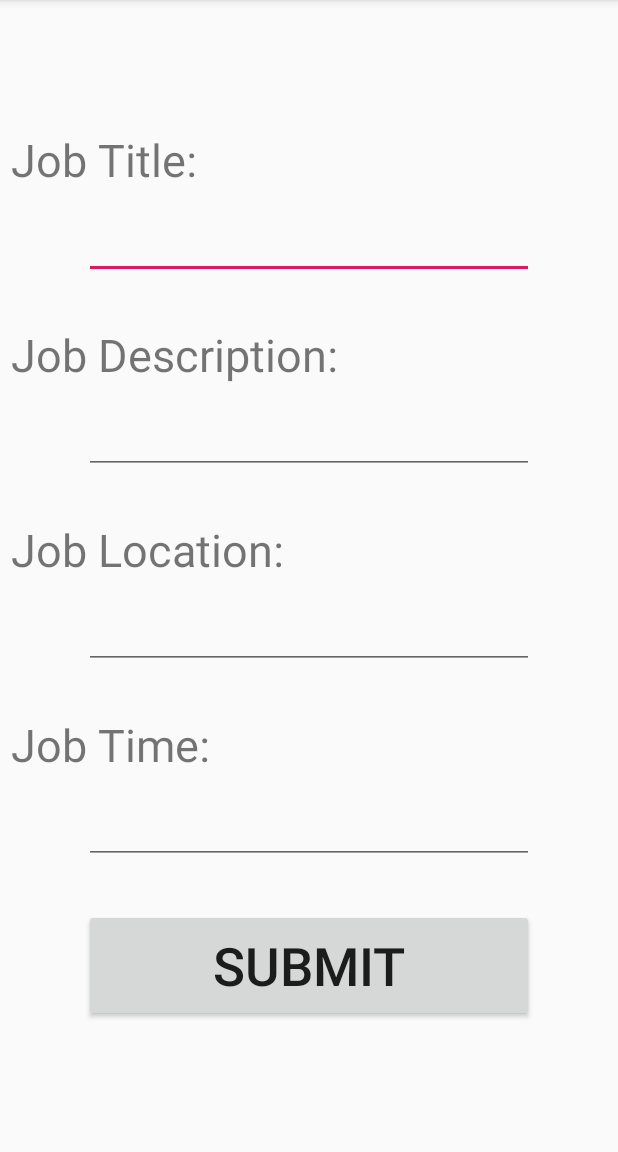
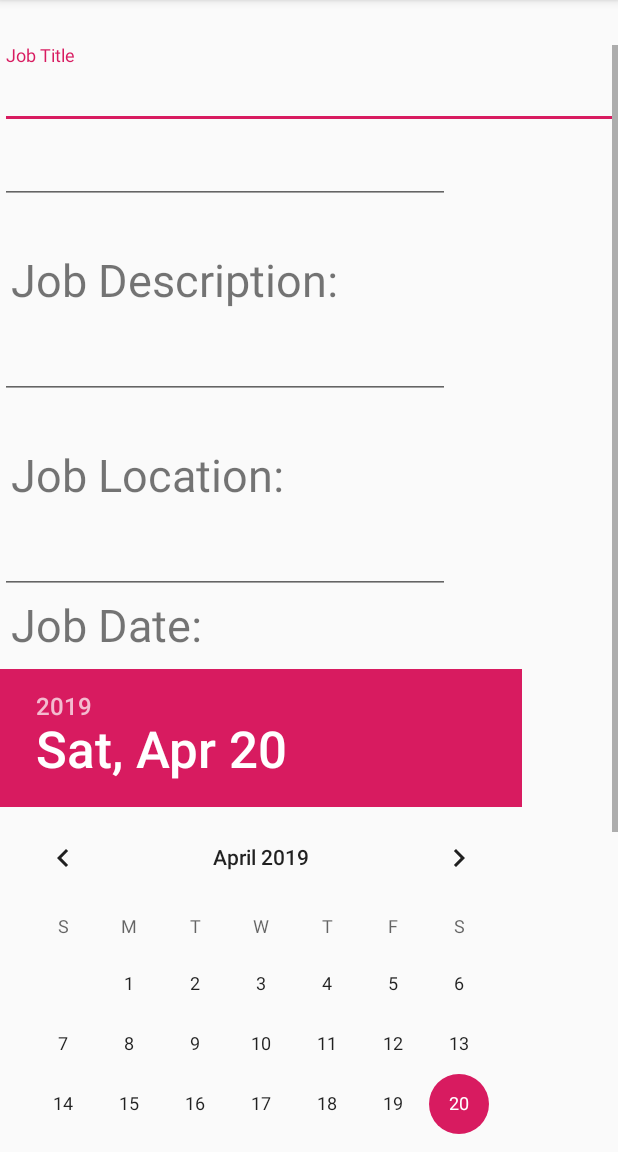
Before and after one commit to CaelanH/ODDJOB_Repo, an Android app: the AddJobActivity screen opened directly, with no data from a screen before it, on a phone screen of 412 x 824 dp, the part 84-1236 px from its top. Run offline under Robolectric (Android 15) with nearby library versions, the phone set to English and light mode, and no system bars; our stand-ins replace Firebase (no records; nobody signed in at launch, a user with empty details on screens opened directly).

Commit message:
Merge branch 'master' of https://github.com/CaelanH/ODDJOB_Repo
# Conflicts:
#	app/google-services.json
#	app/src/main/java/com/example/oddjob/MainActivity.java
#	build.gradle

```diff
--- a/app/build.gradle
+++ b/app/build.gradle
@@ -28,6 +28,7 @@ dependencies {
     implementation 'com.google.firebase:firebase-core:16.0.1'
     implementation 'com.google.firebase:firebase-database:16.0.1'
     implementation 'com.google.android.gms:play-services-maps:15.0.1'
+    implementation 'android.arch.lifecycle:extensions:1.1.1'
     testImplementation 'junit:junit:4.12'
     androidTestImplementation 'com.android.support.test:runner:1.0.2'
     androidTestImplementation 'com.android.support.test.espresso:espresso-core:3.0.2'
--- a/app/src/main/AndroidManifest.xml
+++ b/app/src/main/AndroidManifest.xml
@@ -39,6 +39,7 @@
             android:label="@string/app_name">
             <intent-filter>
                 <action android:name="android.intent.action.MAIN" />
+
                 <category android:name="android.intent.category.LAUNCHER" />
             </intent-filter>
         </activity>
--- a/app/src/main/java/com/example/oddjob/AddJobActivity.java
+++ b/app/src/main/java/com/example/oddjob/AddJobActivity.java
@@ -1,11 +1,12 @@
 package com.example.oddjob;
 
-import android.content.Intent;
+import android.icu.util.ULocale;
 import android.support.v7.app.AppCompatActivity;
 import android.os.Bundle;
 import android.util.Log;
 import android.view.View;
 import android.widget.Button;
+import android.widget.DatePicker;
 import android.widget.EditText;
 
 import com.google.firebase.database.DataSnapshot;
@@ -15,17 +16,11 @@ import com.google.firebase.database.FirebaseDatabase;
 import com.google.firebase.database.ValueEventListener;
 
 import java.util.HashMap;
+import java.util.Locale;
 import java.util.Map;
 
 public class AddJobActivity extends AppCompatActivity {
 
-    /*
-    private EditText mTitle = findViewById(R.id.jobTitle);
-    private EditText mDescription = findViewById(R.id.jobDescription);
-    private EditText mLocation = findViewById(R.id.jobLocation);
-    private EditText mTime = findViewById(R.id.jobTime);
-    private Button mSubmit = findViewById(R.id.submitButton);
-    */
     private FirebaseDatabase database = FirebaseDatabase.getInstance();
     private DatabaseReference myRef = database.getReference().child("jobs");
 
@@ -33,40 +28,50 @@ public class AddJobActivity extends AppCompatActivity {
     protected void onCreate(Bundle savedInstanceState) {
         super.onCreate(savedInstanceState);
         setContentView(R.layout.activity_add_job);
+        int SIZE = 20;
 
         final EditText mTitle = findViewById(R.id.jobTitle);
         final EditText mDescription = findViewById(R.id.jobDescription);
         final EditText mLocation = findViewById(R.id.jobLocation);
-        final EditText mTime = findViewById(R.id.jobTime);
+
+        DatePicker datePicker = (DatePicker) findViewById(R.id.datePicker);
+        int day = datePicker.getDayOfMonth();
+
+        // final ULocale.Category mCategory = findViewById(R.id.category);
+        final int[] applicants = new int[SIZE];
+
+        for(int x = 0; x < SIZE; x++)
+        {
+
+        }
+
         Button mSubmit = findViewById(R.id.submitButton);
 
         mSubmit.setOnClickListener(new View.OnClickListener() {
             public void onClick(View v) {
-                writeToDatabase(mTitle, mDescription, mLocation, mTime);
+                writeToDatabase(mTitle, mDescription, mLocation);
+
+                mTitle.setText("");
+                mDescription.setText("");
+                mLocation.setText("");
+                // mCategory.setCategory ...
+
+
             }
         });
     }
 
-    @Override
-    protected void onStop() {
-        super.onStop();
-
-        Intent i = new Intent(getApplicationContext(), AddJobActivity.class);
-        startActivity(i);
-    }
-
-    private void writeToDatabase(EditText mTitle, EditText mDescription, EditText mLocation, EditText mTime) {
+    private void writeToDatabase(EditText mTitle, EditText mDescription, EditText mLocation) {
         // Write a message to database
         // FirebaseDatabase database = FirebaseDatabase.getInstance();
         // DatabaseReference myRef = database.getReference().child("jobs");
         Map<String, String> map = new HashMap<String, String>();
         map.put("title", mTitle.getText().toString());
         map.put("description", mDescription.getText().toString());
+        map.put("location", mLocation.getText().toString());
+//        map.put("time", mTime.getText().toString());
 
-//        myRef.setValue(map);
-         myRef.push().setValue(map);
-
-
+        myRef.push().setValue(map);
     }
 
     /*
--- a/app/src/main/res/layout/activity_add_job.xml
+++ b/app/src/main/res/layout/activity_add_job.xml
@@ -11,18 +11,32 @@
         android:layout_height="match_parent"
         android:gravity="center"
         android:orientation="vertical"
-        tools:layout_editor_absoluteX="0dp">
+        tools:layout_editor_absoluteX="151dp"
+        tools:layout_editor_absoluteY="0dp">
 
         <Space
             android:layout_width="100dp"
             android:layout_height="30dp" />
 
-        <TextView
-            android:layout_width="250dp"
-            android:layout_height="50dp"
-            android:text=" Job Title:"
-            android:textSize="30dp"
-            android:layout_gravity="left"/>
+        <ScrollView
+            android:layout_width="match_parent"
+            android:layout_height="match_parent">
+
+            <LinearLayout
+                android:layout_width="match_parent"
+                android:layout_height="wrap_content"
+                android:orientation="vertical">
+
+                <android.support.design.widget.TextInputLayout
+
+                    android:layout_width="match_parent"
+                    android:layout_height="match_parent">
+
+                    <android.support.design.widget.TextInputEditText
+                        android:layout_width="match_parent"
+                        android:layout_height="wrap_content"
+                        android:hint="Job Title" />
+                </android.support.design.widget.TextInputLayout>
 
                 <EditText
                     android:id="@+id/jobTitle"
@@ -40,9 +54,9 @@
                 <TextView
                     android:layout_width="250dp"
                     android:layout_height="50dp"
+                    android:layout_gravity="left"
                     android:text=" Job Description:"
-            android:textSize="30dp"
-            android:layout_gravity="left"/>
+                    android:textSize="30dp" />
 
                 <EditText
                     android:id="@+id/jobDescription"
@@ -60,9 +74,9 @@
                 <TextView
                     android:layout_width="250dp"
                     android:layout_height="50dp"
+                    android:layout_gravity="left"
                     android:text=" Job Location:"
-            android:textSize="30dp"
-            android:layout_gravity="left"/>
+                    android:textSize="30dp" />
 
                 <EditText
                     android:id="@+id/jobLocation"
@@ -73,29 +87,30 @@
                     tools:layout_editor_absoluteX="15dp"
                     tools:layout_editor_absoluteY="232dp" />
 
+
+                <TextView
+                    android:layout_width="250dp"
+                    android:layout_height="50dp"
+                    android:layout_gravity="left"
+                    android:text=" Job Date:"
+                    android:textSize="30dp" />
+
+                <DatePicker
+                    android:id="@+id/datePicker"
+                    android:layout_width="match_parent"
+                    android:layout_height="wrap_content" />
+
                 <Space
                     android:layout_width="100dp"
                     android:layout_height="30dp" />
 
-        <TextView
-            android:layout_width="250dp"
-            android:layout_height="50dp"
-            android:text=" Job Time:"
-            android:textSize="30dp"
-            android:layout_gravity="left"/>
 
-        <EditText
-            android:id="@+id/jobTime"
-            android:layout_width="300dp"
-            android:layout_height="50dp"
-            android:ems="10"
-            android:inputType="text|datetime"
-            tools:layout_editor_absoluteX="15dp"
-            tools:layout_editor_absoluteY="232dp" />
-
-        <Space
-            android:layout_width="100dp"
-            android:layout_height="30dp" />
+                <Spinner
+                    android:id="@+id/spinner"
+                    android:layout_width="match_parent"
+                    android:layout_height="57dp"
+                    android:entries="@array/jobTypes"
+                    android:prompt="@string/jobCategoryPrompt" />
 
                 <Button
                     android:id="@+id/submitButton"
@@ -103,11 +118,15 @@
                     android:layout_height="75dp"
                     android:layout_gravity="center"
                     android:text="Submit"
-            android:textSize="35dp"/>
+                    android:textSize="35dp" />
 
                 <Space
                     android:layout_width="100dp"
                     android:layout_height="30dp" />
+                />
+            </LinearLayout>
+        </ScrollView>
+
 
     </LinearLayout>
 
--- a/app/src/main/res/values/dimens.xml
+++ b/app/src/main/res/values/dimens.xml
@@ -2,4 +2,7 @@
     <!-- Default screen margins, per the Android Design guidelines. -->
     <dimen name="activity_horizontal_margin">16dp</dimen>
     <dimen name="activity_vertical_margin">16dp</dimen>
+    <dimen name="app_bar_height">180dp</dimen>
+    <dimen name="fab_margin">16dp</dimen>
+    <dimen name="text_margin">16dp</dimen>
 </resources>
--- a/app/src/main/res/values/strings.xml
+++ b/app/src/main/res/values/strings.xml
@@ -8,4 +8,15 @@
     <string name="title_search">Search</string>
     <string name="google_maps_key">AIzaSyCF85KsLylcsfo6wFiMNhE1ewZjImmU0h0 </string>
     <string name="title_activity_maps">Map</string>
+    <string name="title_activity_search_jobs">SearchJobsActivity</string>
+    <string name="scrolling_text">hello</string>
+    <string name="action_settings">Settings</string>
+    <string name="title_activity_scrolling">ScrollingActivity</string>
+
+    <string name="jobCategoryPrompt">Select a Category: </string>
+
+    <string-array name="jobTypes">
+        <item>Yardwork</item>
+        <item>Housework</item>
+    </string-array>
 </resources>
--- a/build.gradle
+++ b/build.gradle
@@ -8,7 +8,8 @@ buildscript {
     }
     dependencies {
         classpath 'com.android.tools.build:gradle:3.3.1'
-        classpath 'com.google.gms:google-services:4.0.1'  // NOTE: OTHER VERSIONS WERE CRASHING THE APP
+        classpath 'com.google.gms:google-services:4.0.1' // 4.0.1 was used prior
+        // NOTE: OTHER VERSIONS WERE CRASHING THE APP
 
         // NOTE: Do not place your application dependencies here; they belong
         // in the individual module build.gradle files
```
Also changed, not shown: app/src/debug/res/values/google_maps_api.xml (added, +25 -0 lines), app/src/main/java/com/example/oddjob/MapsActivity.java (+60 -8 lines), app/src/main/java/com/example/oddjob/SearchActivity.java (+9 -20 lines), app/src/main/java/com/example/oddjob/SearchJobsActivity.java (added, +28 -0 lines), app/src/main/res/layout/activity_search.xml (+0 -8 lines), app/src/main/res/layout/activity_search_jobs.xml (added, +47 -0 lines), app/src/main/res/layout/content_search_jobs.xml (added, +17 -0 lines), app/src/main/res/menu/menu_scrolling.xml (added, +10 -0 lines), app/src/main/res/menu/menu_search_jobs.xml (added, +10 -0 lines), app/src/main/res/values/styles.xml (+9 -0 lines), app/src/main/res/layout/activity_maps.xml (line endings or trailing spaces). Lines whose indentation alone changed are shown as unchanged.
